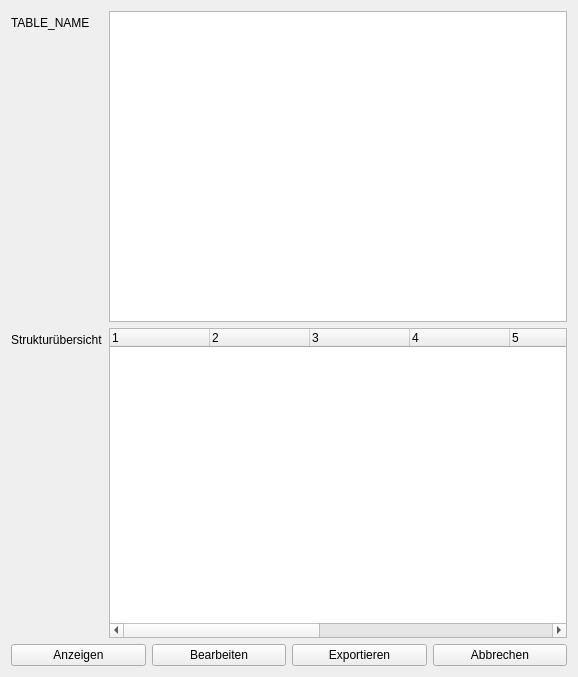
Above: app/view/search_widget.ui from UltimateCuB3R/DLMCSPSE01_D before the change. Below: the same form after it.
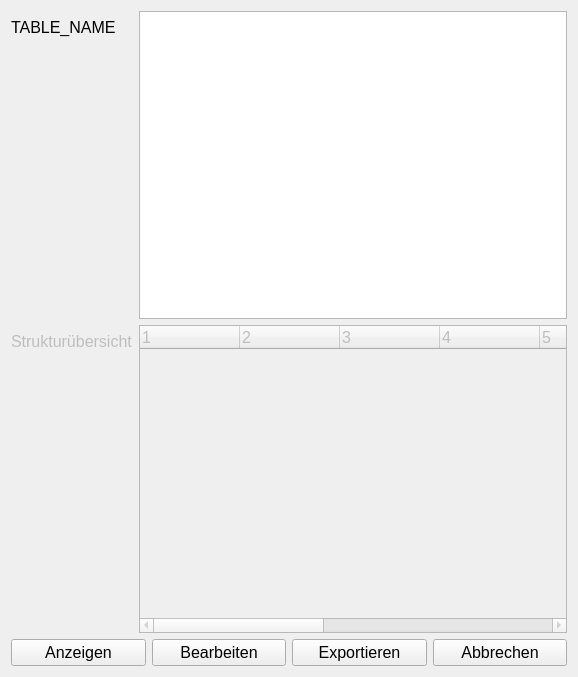
That is the form after the change.

The edit to the form file:
```diff
--- a/app/view/search_widget.ui
+++ b/app/view/search_widget.ui
@@ -18,6 +18,11 @@
     <layout class="QFormLayout" name="formLayout">
      <item row="0" column="1">
       <widget class="QTableWidget" name="tableWidget_search">
+       <property name="font">
+        <font>
+         <pointsize>12</pointsize>
+        </font>
+       </property>
        <property name="editTriggers">
         <set>QAbstractItemView::NoEditTriggers</set>
        </property>
@@ -43,6 +48,11 @@
      </item>
      <item row="0" column="0">
       <widget class="QLabel" name="label_table_name">
+       <property name="font">
+        <font>
+         <pointsize>12</pointsize>
+        </font>
+       </property>
        <property name="text">
         <string>TABLE_NAME</string>
        </property>
@@ -50,6 +60,14 @@
      </item>
      <item row="1" column="1">
       <widget class="QTreeWidget" name="treeWidget">
+       <property name="enabled">
+        <bool>false</bool>
+       </property>
+       <property name="font">
+        <font>
+         <pointsize>12</pointsize>
+        </font>
+       </property>
        <property name="editTriggers">
         <set>QAbstractItemView::NoEditTriggers</set>
        </property>
@@ -119,6 +137,14 @@
      </item>
      <item row="1" column="0">
       <widget class="QLabel" name="label_tree">
+       <property name="enabled">
+        <bool>false</bool>
+       </property>
+       <property name="font">
+        <font>
+         <pointsize>12</pointsize>
+        </font>
+       </property>
        <property name="text">
         <string>Strukturübersicht</string>
        </property>
@@ -130,6 +156,11 @@
     <layout class="QHBoxLayout" name="horizontalLayout">
      <item>
       <widget class="QPushButton" name="pushButton_display">
+       <property name="font">
+        <font>
+         <pointsize>12</pointsize>
+        </font>
+       </property>
        <property name="text">
         <string>Anzeigen</string>
        </property>
@@ -137,6 +168,11 @@
      </item>
      <item>
       <widget class="QPushButton" name="pushButton_edit">
+       <property name="font">
+        <font>
+         <pointsize>12</pointsize>
+        </font>
+       </property>
        <property name="text">
         <string>Bearbeiten</string>
        </property>
@@ -144,6 +180,11 @@
      </item>
      <item>
       <widget class="QPushButton" name="pushButton_export">
+       <property name="font">
+        <font>
+         <pointsize>12</pointsize>
+        </font>
+       </property>
        <property name="text">
         <string>Exportieren</string>
        </property>
@@ -151,6 +192,11 @@
      </item>
      <item>
       <widget class="QPushButton" name="pushButton_cancel">
+       <property name="font">
+        <font>
+         <pointsize>12</pointsize>
+        </font>
+       </property>
        <property name="text">
         <string>Abbrechen</string>
        </property>
```
